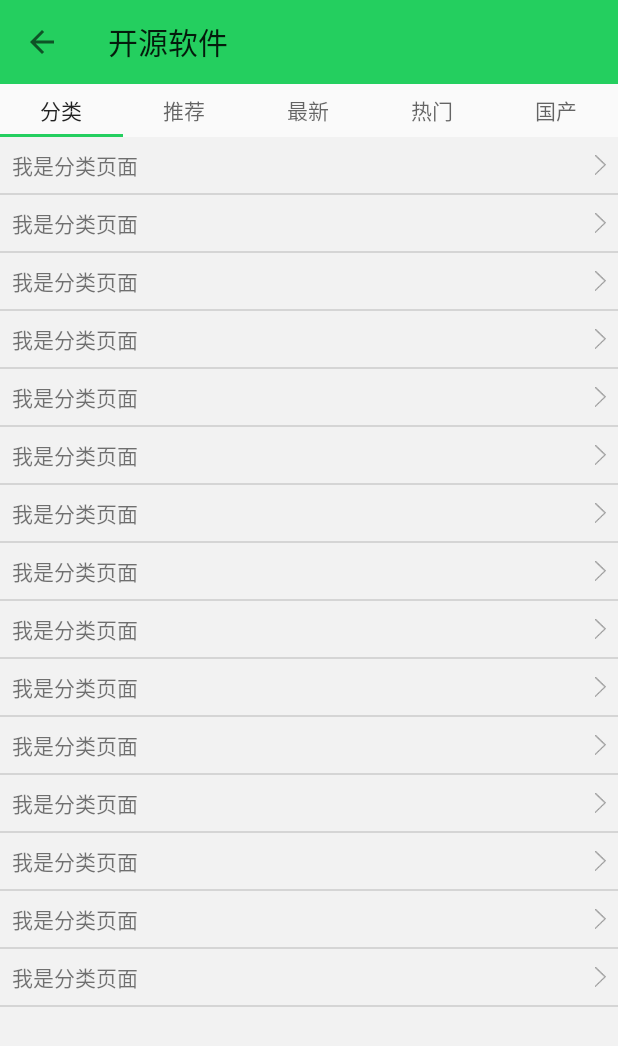
After one commit to hejun1270/OpenChina, an Android app: the CategoryFragment screen opened directly, with no data from a screen before it, on a phone screen of 412 x 824 dp. The commit adds this screen. Shown: the top 1046 px of the screen. Run offline under Robolectric (Android 15) with nearby library versions, the phone set to English and light mode, and no system bars; our stand-ins replace ButterKnife; libraries missing offline, so code that uses them is left out: com.trycatch.mysnackbar.

Commit message:
发现页面的扫一扫功能和开源中国部分修改

```diff
--- a/app/src/main/AndroidManifest.xml
+++ b/app/src/main/AndroidManifest.xml
@@ -35,6 +35,7 @@
                 <category android:name="android.intent.category.LAUNCHER" />
             </intent-filter>
         </activity>
+        <activity android:name=".ui.activity.OpenChinaActivity"/>
         <activity android:name=".ui.activity.MainActivity" />
         <activity android:name=".ui.activity.AddActivity" />
         <activity
--- /dev/null
+++ b/app/src/main/java/com/itheima/openchina/adapters/FindAdapter.java
@@ -0,0 +1,54 @@
+package com.itheima.openchina.adapters;
+
+import android.support.v4.app.Fragment;
+import android.support.v4.app.FragmentManager;
+import android.support.v4.app.FragmentPagerAdapter;
+import android.util.Log;
+import com.itheima.openchina.ui.fragment.CategoryFragment;
+import com.itheima.openchina.ui.fragment.HotFragment;
+import com.itheima.openchina.ui.fragment.NewsMessage;
+import com.itheima.openchina.ui.fragment.RecommondFragment;
+
+/**
+ * Created by jiang on 2017/10/17.
+ */
+
+public class FindAdapter extends FragmentPagerAdapter {
+    private final String[] mtitles;
+    private static final String TAG = "MainAdapter";
+    public FindAdapter(String titles[], FragmentManager fm) {
+        super(fm);
+        mtitles = titles;
+    }
+
+    @Override
+    //
+    public Fragment getItem(int position) {
+        Log.d(TAG, "getItem: "+position);
+        switch (position) {
+            case 0:
+                return new CategoryFragment();
+            case 1:
+                return new RecommondFragment();
+            case 2:
+                return new NewsMessage();
+            case 3:
+                return new HotFragment();
+            case 4:
+                return new CategoryFragment();
+
+        }
+        return null;
+    }
+
+    @Override
+    public int getCount() {
+        return mtitles.length;
+    }
+
+    @Override
+    //给指示器设置内容
+    public CharSequence getPageTitle(int position) {
+        return mtitles[position];
+    }
+}
--- /dev/null
+++ b/app/src/main/java/com/itheima/openchina/ui/activity/OpenChinaActivity.java
@@ -0,0 +1,101 @@
+package com.itheima.openchina.ui.activity;
+
+import android.support.design.widget.TabLayout;
+import android.support.v4.app.Fragment;
+import android.support.v4.app.FragmentPagerAdapter;
+import android.support.v4.view.PagerAdapter;
+import android.support.v4.view.ViewPager;
+import android.support.v7.app.ActionBar;
+import android.support.v7.app.AppCompatActivity;
+import android.os.Bundle;
+import android.view.Gravity;
+import android.view.MenuItem;
+import android.view.View;
+import android.view.ViewGroup;
+import android.widget.TextView;
+import android.widget.Toolbar;
+
+import com.itheima.openchina.R;
+import com.itheima.openchina.adapters.FindAdapter;
+import com.itheima.openchina.bases.BaseActivity;
+import com.itheima.openchina.ui.fragment.CategoryFragment;
+
+public class OpenChinaActivity extends BaseActivity {
+
+    private android.support.v7.widget.Toolbar tb;
+    private TabLayout tabLayout;
+    private ViewPager viewPager;
+    private String[] titles;
+
+    @Override
+    protected void init() {
+        super.init();
+        titles = new String[]{"分类","推荐","最新","热门","国产"};
+        tb = findViewById(R.id.tool_bar);
+        tabLayout = findViewById(R.id.tablayout);
+        viewPager = findViewById(R.id.viewpager);
+        initActionBar();
+        initViewpager();
+    }
+
+    @Override
+    protected int getLayoutRs() {
+        return R.layout.activity_open_china;
+    }
+
+
+
+    private void initViewpager() {
+        tabLayout.setupWithViewPager(viewPager);
+        viewPager.setAdapter(new FindAdapter(titles,getSupportFragmentManager()));
+    }
+
+    private void initActionBar() {
+        setSupportActionBar(tb);
+        ActionBar supportActionBar = getSupportActionBar();
+        supportActionBar.setDisplayHomeAsUpEnabled(true);
+        supportActionBar.setTitle("开源软件");
+
+    }
+
+    @Override
+    public boolean onOptionsItemSelected(MenuItem item) {
+        switch (item.getItemId()){
+            case android.R.id.home:
+                finish();
+                break;
+        }
+        return super.onOptionsItemSelected(item);
+    }
+
+//    private PagerAdapter pagerAdapter=new PagerAdapter() {
+//        @Override
+//        public int getCount() {
+//            return titles.length;
+//        }
+//
+//        @Override
+//        public boolean isViewFromObject(View view, Object object) {
+//            return view==object;
+//        }
+//
+//        @Override
+//        public Object instantiateItem(ViewGroup container, int position) {
+//
+//            TextView textView = new TextView(OpenChinaActivity.this);
+//            textView.setText(titles[position]);
+//            container.addView(textView);
+//            return textView;
+//        }
+//
+//        @Override
+//        public void destroyItem(ViewGroup container, int position, Object object) {
+//            container.removeView((View) object);
+//        }
+//
+//        @Override
+//        public CharSequence getPageTitle(int position) {
+//            return titles[position];
+//        }
+//    };
+}
--- /dev/null
+++ b/app/src/main/java/com/itheima/openchina/ui/fragment/CategoryFragment.java
@@ -0,0 +1,74 @@
+package com.itheima.openchina.ui.fragment;
+
+import android.os.Bundle;
+import android.support.annotation.Nullable;
+import android.support.v4.app.Fragment;
+import android.support.v4.app.FragmentManager;
+import android.support.v4.app.FragmentPagerAdapter;
+import android.view.LayoutInflater;
+import android.view.View;
+import android.view.ViewGroup;
+import android.widget.BaseAdapter;
+import android.widget.ListView;
+import android.widget.TextView;
+
+import com.itheima.openchina.R;
+import com.itheima.openchina.bases.BaseFragment;
+import com.itheima.openchina.bases.BasePagerFragment;
+
+import org.w3c.dom.Text;
+
+/**
+ * Created by jiang on 2017/11/4.
+ */
+
+public class CategoryFragment extends BaseFragment {
+
+
+
+
+    @Override
+    protected void dataOnRefresh() {
+
+    }
+
+    @Override
+    protected View onCreateContentView() {
+        View view = View.inflate(getContext(), R.layout.category_fragment, null);
+        ListView listView = view.findViewById(R.id.category_list);
+        listView.setAdapter(new Myadapter());
+        return view;
+    }
+    public class Myadapter extends BaseAdapter{
+
+        @Override
+        public int getCount() {
+            return 15;
+        }
+
+        @Override
+        public Object getItem(int position) {
+            return null;
+        }
+
+        @Override
+        public long getItemId(int position) {
+            return 0;
+        }
+
+        @Override
+        public View getView(int position, View convertView, ViewGroup parent) {
+            View view;
+            if(convertView==null){
+                view= View.inflate(getContext(), R.layout.category_item, null);
+            }else{
+                view=convertView;
+            }
+            return view;
+        }
+    }
+    @Override
+    protected void onStartLoadData() {
+        loadSuccess();
+    }
+}
--- a/app/src/main/java/com/itheima/openchina/ui/fragment/FindFragment.java
+++ b/app/src/main/java/com/itheima/openchina/ui/fragment/FindFragment.java
@@ -5,6 +5,7 @@ import android.net.Uri;
 import android.view.View;
 import android.widget.TextView;
 import android.widget.Toast;
+
 
 import com.google.zxing.activity.CaptureActivity;
 import com.itheima.openchina.R;
--- /dev/null
+++ b/app/src/main/java/com/itheima/openchina/ui/fragment/RecommondFragment.java
@@ -0,0 +1,34 @@
+package com.itheima.openchina.ui.fragment;
+
+
+import android.os.Bundle;
+import android.support.annotation.Nullable;
+import android.support.v4.app.Fragment;
+import android.view.LayoutInflater;
+import android.view.View;
+import android.view.ViewGroup;
+import android.widget.TextView;
+
+import com.itheima.openchina.bases.BaseFragment;
+
+/**
+ * Created by jiang on 2017/11/4.
+ */
+
+public class RecommondFragment extends BaseFragment{
+
+    @Override
+    protected void dataOnRefresh() {
+
+    }
+
+    @Override
+    protected View onCreateContentView() {
+        return null;
+    }
+
+    @Override
+    protected void onStartLoadData() {
+
+    }
+}
--- /dev/null
+++ b/app/src/main/res/layout/activity_open_china.xml
@@ -0,0 +1,22 @@
+<?xml version="1.0" encoding="utf-8"?>
+<LinearLayout xmlns:android="http://schemas.android.com/apk/res/android"
+    xmlns:app="http://schemas.android.com/apk/res-auto"
+    xmlns:tools="http://schemas.android.com/tools"
+    android:layout_width="match_parent"
+    android:orientation="vertical"
+    android:layout_height="match_parent"
+    tools:context="com.itheima.openchina.ui.activity.OpenChinaActivity">
+    <include layout="@layout/openchina_title" />
+    <android.support.design.widget.TabLayout
+        android:id="@+id/tablayout"
+        android:layout_width="match_parent"
+        android:layout_height="35dp"
+        >
+    </android.support.design.widget.TabLayout>
+    <android.support.v4.view.ViewPager
+        android:id="@+id/viewpager"
+        android:layout_width="match_parent"
+        android:layout_height="match_parent">
+    </android.support.v4.view.ViewPager>
+
+</LinearLayout>
--- /dev/null
+++ b/app/src/main/res/layout/category_fragment.xml
@@ -0,0 +1,10 @@
+<?xml version="1.0" encoding="utf-8"?>
+<LinearLayout
+    xmlns:android="http://schemas.android.com/apk/res/android" android:layout_width="match_parent"
+    android:layout_height="match_parent">
+    <ListView
+        android:id="@+id/category_list"
+        android:layout_width="match_parent"
+        android:layout_height="match_parent"></ListView>
+
+</LinearLayout>
--- /dev/null
+++ b/app/src/main/res/layout/category_item.xml
@@ -0,0 +1,19 @@
+<?xml version="1.0" encoding="utf-8"?>
+<RelativeLayout xmlns:android="http://schemas.android.com/apk/res/android"
+    android:layout_width="match_parent"
+    android:layout_height="wrap_content">
+    <TextView
+        android:padding="8dp"
+        android:layout_centerVertical="true"
+        android:layout_width="match_parent"
+        android:layout_height="wrap_content"
+        android:text="我是分类页面"/>
+    <ImageView
+        android:layout_centerVertical="true"
+        android:padding="8dp"
+        android:layout_alignParentRight="true"
+        android:layout_width="wrap_content"
+        android:layout_height="wrap_content"
+        android:src="@mipmap/ic_arrow_right"/>
+
+</RelativeLayout>
--- /dev/null
+++ b/app/src/main/res/layout/openchina_title.xml
@@ -0,0 +1,12 @@
+<?xml version="1.0" encoding="utf-8"?>
+<LinearLayout
+    xmlns:android="http://schemas.android.com/apk/res/android" android:layout_width="match_parent"
+    android:layout_height="wrap_content">
+    <android.support.v7.widget.Toolbar
+        android:id="@+id/tool_bar"
+        android:layout_width="match_parent"
+        android:layout_height="?attr/actionBarSize"
+        android:background="@color/colorPrimary">
+    </android.support.v7.widget.Toolbar>
+
+</LinearLayout>
```
Also changed, not shown: app/src/main/java/com/itheima/openchina/ui/fragment/CountryFragment.java (added, +29 -0 lines), app/src/main/java/com/itheima/openchina/ui/fragment/HotFragment.java (added, +28 -0 lines), app/src/main/java/com/itheima/openchina/ui/fragment/NewsMessage.java (added, +28 -0 lines), app/src/main/res/layout/find_page.xml (added, +94 -0 lines), app/src/main/res/mipmap-xxxhdpi/ic_discover_find.png (added), app/src/main/res/mipmap-xxxhdpi/ic_discover_scan.png (added), app/src/main/res/mipmap-xxxhdpi/ic_discover_shake.png (added), app/src/main/res/mipmap-xxxhdpi/ic_discover_softwares.png (added).
